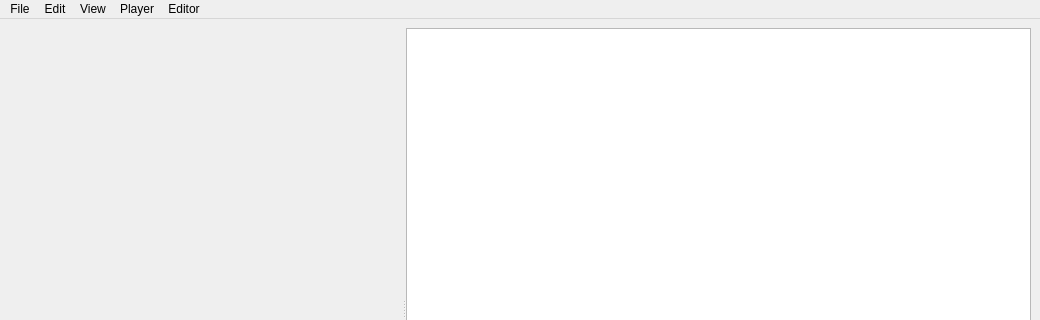
Old version of the form tool.ui in the repository jatindalal/asr-post-editor; both pictures show x 0 to 1040 and y 0 to 320 of the 1040 by 618 pixel window.
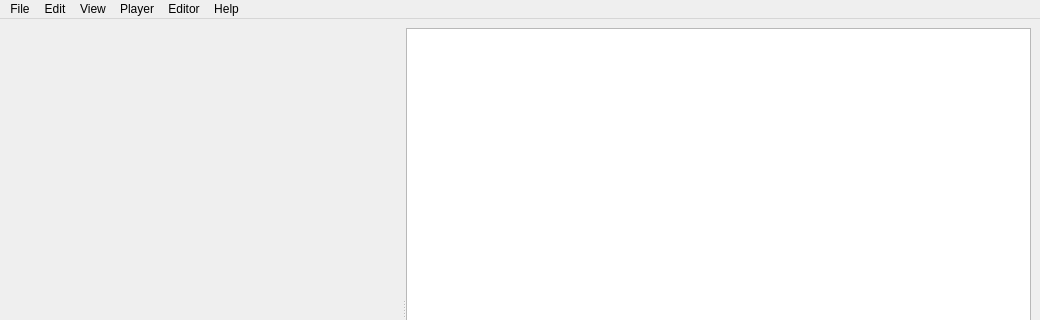
New version of the form. Custom widgets are drawn as their Qt base class.

Patch:
```diff
--- a/tool.ui
+++ b/tool.ui
@@ -81,7 +81,7 @@
      <x>0</x>
      <y>0</y>
      <width>1040</width>
-     <height>38</height>
+     <height>28</height>
     </rect>
    </property>
    <widget class="QMenu" name="menuFile">
@@ -137,11 +137,18 @@
     <addaction name="view_zoomIn"/>
     <addaction name="view_zoomOut"/>
    </widget>
+   <widget class="QMenu" name="menuHelp">
+    <property name="title">
+     <string>Help</string>
+    </property>
+    <addaction name="help_keyboardShortcuts"/>
+   </widget>
    <addaction name="menuFile"/>
    <addaction name="menuEdit"/>
    <addaction name="menuView"/>
    <addaction name="menuMedia_Player"/>
    <addaction name="menuEditor"/>
+   <addaction name="menuHelp"/>
   </widget>
   <widget class="QStatusBar" name="statusbar"/>
   <action name="close">
```
Left out of the diff: 5 changed lines with no effect on the pictures.
